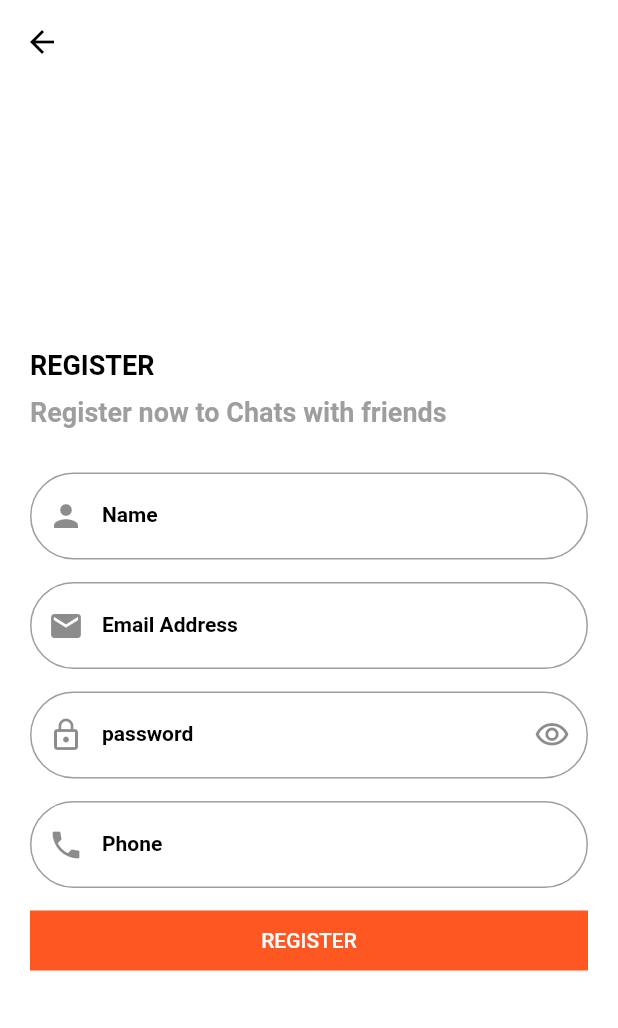
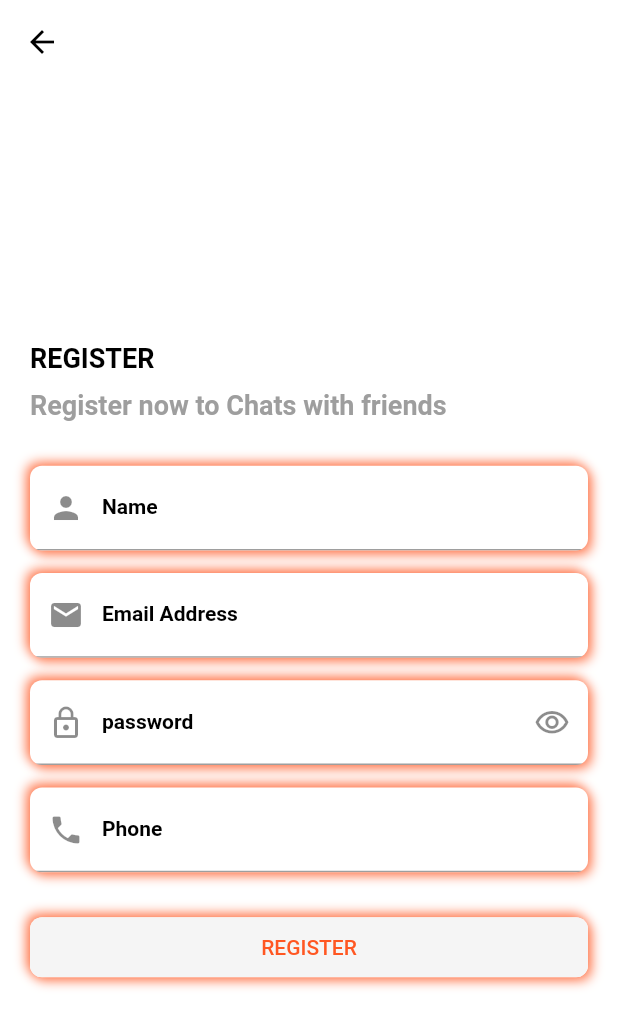
Before and after one commit to mahmoudradwan11/multikart, a Flutter app: the screen it shows after launch, after a tap on "LOGIN", after a tap on "REGISTER", on a phone screen of 412 x 824 dp. Shown: the top 1028 px of the screen. Run offline on Flutter 3.47's test engine with Material 2 defaults, Android fonts, the light colour scheme and no system bars; drawn by our look-alikes of flutter_neumorphic; our stand-ins replace animated_splash_screen, bloc, cloud_firestore, firebase_auth, firebase_core, flutter_bloc and 4 more; accounts and stored records are empty; network calls fail.

Commit message:
version 24

```diff
--- a/lib/modules/login/login.dart
+++ b/lib/modules/login/login.dart
@@ -1,9 +1,11 @@
 import 'package:flutter/material.dart';
 import 'package:flutter_bloc/flutter_bloc.dart';
+import 'package:flutter_neumorphic/flutter_neumorphic.dart';
 import 'package:multikart/layout/layout.dart';
 import 'package:multikart/modules/register/register.dart';
 import 'package:multikart/shared/components/components.dart';
 import 'package:multikart/shared/network/local/cache_helper.dart';
+import 'package:multikart/shared/styles/colors.dart';
 
 import 'cubit/cubit.dart';
 import 'cubit/state.dart';
@@ -15,20 +17,19 @@ class LoginScreen extends StatelessWidget {
   var passwordController = TextEditingController();
   @override
   Widget build(BuildContext context) {
-    return BlocProvider(create:(context)=>LoginCubit(),
-        child: BlocConsumer<LoginCubit,LoginState>(
-            listener:(context,state){
-              if(state is LoginSuccessState){
+    return BlocProvider(
+        create: (context) => LoginCubit(),
+        child: BlocConsumer<LoginCubit, LoginState>(listener: (context, state) {
+          if (state is LoginSuccessState) {
             CacheHelper.saveData(
-                  key:'uId',
-                  value:state.uid,
-                ).then((value){
+              key: 'uId',
+              value: state.uid,
+            ).then((value) {
               showToast('Login Successfully', ToastStates.SUCCESS);
-                  navigateAndFinish(context,const Layout());
+              navigateAndFinish(context, const Layout());
             });
           }
-            },
-            builder:(context,state){
+        }, builder: (context, state) {
           var cubit = LoginCubit.get(context);
           return Scaffold(
             appBar: AppBar(),
@@ -41,10 +42,11 @@ class LoginScreen extends StatelessWidget {
                     child: Column(
                       crossAxisAlignment: CrossAxisAlignment.start,
                       children: [
-                            Text(
-                                'LOGIN',
-                                style: Theme.of(context).textTheme.bodyText1!.copyWith(fontSize: 30)
-                            ),
+                        Text('LOGIN',
+                            style: Theme.of(context)
+                                .textTheme
+                                .bodyText1!
+                                .copyWith(fontSize: 30)),
                         const SizedBox(
                           height: 10,
                         ),
@@ -56,7 +58,18 @@ class LoginScreen extends StatelessWidget {
                         const SizedBox(
                           height: 30,
                         ),
-                            textField(
+                        Container(
+                          decoration: BoxDecoration(
+                            borderRadius: BorderRadius.circular(30),
+                          ),
+                          child: Neumorphic(
+                            style: const NeumorphicStyle(
+                              depth: 5,
+                              shadowLightColor: defaultColor,
+                              shadowDarkColor: defaultColor,
+                              color: Colors.white,
+                            ),
+                            child: textField(
                               labelStyle: Theme.of(context).textTheme.subtitle1,
                               show: false,
                               controller: emailController,
@@ -70,10 +83,23 @@ class LoginScreen extends StatelessWidget {
                               label: 'Email Address',
                               prefix: Icons.email_outlined,
                             ),
+                          ),
+                        ),
                         const SizedBox(
-                              height: 15.0,
+                          height: 25.0,
                         ),
-                            textField(
+                        Container(
+                          decoration: BoxDecoration(
+                            borderRadius: BorderRadius.circular(30),
+                          ),
+                          child: Neumorphic(
+                            style: const NeumorphicStyle(
+                              depth: 5,
+                              shadowLightColor: defaultColor,
+                              shadowDarkColor: defaultColor,
+                              color: Colors.white,
+                            ),
+                            child: textField(
                               labelStyle: Theme.of(context).textTheme.subtitle1,
                               show: cubit.passwordShow,
                               suffix: cubit.suffixIcon,
@@ -91,25 +117,36 @@ class LoginScreen extends StatelessWidget {
                               label: 'password',
                               prefix: Icons.lock_outline,
                             ),
+                          ),
+                        ),
                         const SizedBox(
-                              height: 15,
+                          height: 30,
                         ),
-                            if(state is LoadingLogin)
+                        if (state is LoadingLogin)
                           const LinearProgressIndicator(),
                         const SizedBox(
-                              height: 2,
+                          height: 10,
                         ),
-                            defButton(
-                                function: (){
+                        Neumorphic(
+                          style: const NeumorphicStyle(
+                            depth: 5,
+                            shadowLightColor: defaultColor,
+                            shadowDarkColor: defaultColor,
+                            color: Colors.white,
+                          ),
+                          child: defButton(
+                            function: () {
                               if (formKey.currentState!.validate()) {
                                 cubit.loginUser(
                                     email: emailController.text,
-                                        password: passwordController.text
-                                    );
+                                    password: passwordController.text);
                               }
                             },
                             text: 'LOGIN',
-                                isUpper: true
+                            color: defaultColor,
+                            isUpper: true,
+                            background: Colors.grey[100],
+                          ),
                         ),
                         const SizedBox(
                           height: 15,
@@ -117,7 +154,10 @@ class LoginScreen extends StatelessWidget {
                         Row(
                           mainAxisAlignment: MainAxisAlignment.center,
                           children: [
-                                Text('Don\'t have an Account?',style: Theme.of(context).textTheme.subtitle1,),
+                            Text(
+                              'Don\'t have an Account?',
+                              style: Theme.of(context).textTheme.subtitle1,
+                            ),
                             textButton(
                                 text: 'Register ',
                                 function: () {
@@ -150,8 +190,6 @@ class LoginScreen extends StatelessWidget {
               ),
             ),
           );
-            }
-        )
-    );
+        }));
   }
 }
--- a/lib/modules/register/register.dart
+++ b/lib/modules/register/register.dart
@@ -1,7 +1,9 @@
 import 'package:flutter/material.dart';
 import 'package:flutter_bloc/flutter_bloc.dart';
+import 'package:flutter_neumorphic/flutter_neumorphic.dart';
 import 'package:multikart/layout/layout.dart';
 import 'package:multikart/shared/components/components.dart';
+import 'package:multikart/shared/styles/colors.dart';
 import 'cubit/cubit.dart';
 import 'cubit/states.dart';
 
@@ -15,16 +17,15 @@ class RegisterScreen extends StatelessWidget {
   @override
   Widget build(BuildContext context) {
     return BlocProvider(
-      create:(context)=>RegisterCubit(),
-      child: BlocConsumer<RegisterCubit,RegisterStates>(
-        listener:(context,state){
-          if(state is CreateUserSuccessState)
-          {
-            navigateAndFinish(context,const Layout());
+      create: (context) => RegisterCubit(),
+      child: BlocConsumer<RegisterCubit, RegisterStates>(
+        listener: (context, state) {
+          if (state is CreateUserSuccessState) {
+            navigateAndFinish(context, const Layout());
             showToast('User Created Successfully', ToastStates.SUCCESS);
           }
         },
-        builder:(context,state){
+        builder: (context, state) {
           RegisterCubit cubit = RegisterCubit.get(context);
           return Scaffold(
             appBar: AppBar(),
@@ -37,11 +38,8 @@ class RegisterScreen extends StatelessWidget {
                     child: Column(
                       crossAxisAlignment: CrossAxisAlignment.start,
                       children: [
-                        Text(
-                            'REGISTER',
-                            style:
-                            Theme.of(context).textTheme.bodyText1
-                        ),
+                        Text('REGISTER',
+                            style: Theme.of(context).textTheme.bodyText1),
                         const SizedBox(
                           height: 10,
                         ),
@@ -53,7 +51,18 @@ class RegisterScreen extends StatelessWidget {
                         const SizedBox(
                           height: 30,
                         ),
-                        textField(
+                        Container(
+                          decoration: BoxDecoration(
+                            borderRadius: BorderRadius.circular(30),
+                          ),
+                          child: Neumorphic(
+                            style: const NeumorphicStyle(
+                              depth: 5,
+                              shadowLightColor: defaultColor,
+                              shadowDarkColor: defaultColor,
+                              color: Colors.white,
+                            ),
+                            child: textField(
                               labelStyle: Theme.of(context).textTheme.subtitle1,
                               show: false,
                               controller: nameController,
@@ -67,10 +76,23 @@ class RegisterScreen extends StatelessWidget {
                               label: 'Name',
                               prefix: Icons.person,
                             ),
+                          ),
+                        ),
                         const SizedBox(
                           height: 15.0,
                         ),
-                        textField(
+                        Container(
+                          decoration: BoxDecoration(
+                            borderRadius: BorderRadius.circular(30),
+                          ),
+                          child: Neumorphic(
+                            style: const NeumorphicStyle(
+                              depth: 5,
+                              shadowLightColor: defaultColor,
+                              shadowDarkColor: defaultColor,
+                              color: Colors.white,
+                            ),
+                            child: textField(
                               labelStyle: Theme.of(context).textTheme.subtitle1,
                               show: false,
                               controller: emailController,
@@ -84,14 +106,27 @@ class RegisterScreen extends StatelessWidget {
                               label: 'Email Address',
                               prefix: Icons.email,
                             ),
+                          ),
+                        ),
                         const SizedBox(
                           height: 15.0,
                         ),
-                        textField(
+                        Container(
+                          decoration: BoxDecoration(
+                            borderRadius: BorderRadius.circular(30),
+                          ),
+                          child: Neumorphic(
+                            style: const NeumorphicStyle(
+                              depth: 5,
+                              shadowLightColor: defaultColor,
+                              shadowDarkColor: defaultColor,
+                              color: Colors.white,
+                            ),
+                            child: textField(
                               labelStyle: Theme.of(context).textTheme.subtitle1,
                               show: cubit.isPassword,
                               suffix: cubit.suffix,
-                          suffixPress:(){
+                              suffixPress: () {
                                 cubit.changePasswordVisibility();
                               },
                               controller: passwordController,
@@ -105,10 +140,23 @@ class RegisterScreen extends StatelessWidget {
                               label: 'password',
                               prefix: Icons.lock_outline,
                             ),
+                          ),
+                        ),
                         const SizedBox(
                           height: 15,
                         ),
-                        textField(
+                        Container(
+                          decoration: BoxDecoration(
+                            borderRadius: BorderRadius.circular(30),
+                          ),
+                          child: Neumorphic(
+                            style: const NeumorphicStyle(
+                              depth: 5,
+                              shadowLightColor: defaultColor,
+                              shadowDarkColor: defaultColor,
+                              color: Colors.white,
+                            ),
+                            child: textField(
                               labelStyle: Theme.of(context).textTheme.subtitle1,
                               show: false,
                               controller: phoneController,
@@ -122,12 +170,21 @@ class RegisterScreen extends StatelessWidget {
                               label: 'Phone',
                               prefix: Icons.phone,
                             ),
+                          ),
+                        ),
                         const SizedBox(
-                          height: 15.0,
+                          height: 30.0,
                         ),
-                        if(state is RegisterLoad)
+                        if (state is RegisterLoad)
                           const LinearProgressIndicator(),
-                        defButton(
+                        Neumorphic(
+                          style: const NeumorphicStyle(
+                            depth: 5,
+                            shadowLightColor: defaultColor,
+                            shadowDarkColor: defaultColor,
+                            color: Colors.white,
+                          ),
+                          child: defButton(
                             function: () {
                               if (formKey.currentState!.validate()) {
                                 cubit.userRegister(
@@ -139,7 +196,10 @@ class RegisterScreen extends StatelessWidget {
                               }
                             },
                             text: 'register',
-                            isUpper: true
+                            isUpper: true,
+                            background: Colors.grey[100],
+                            color: defaultColor,
+                          ),
                         ),
                       ],
                     ),
--- a/lib/shared/components/components.dart
+++ b/lib/shared/components/components.dart
@@ -62,10 +62,10 @@ Widget textField({
       decoration: InputDecoration(
         labelText: label,
         labelStyle: labelStyle,
-        border: OutlineInputBorder(
-          borderSide: const BorderSide(color: defaultColor),
-          borderRadius: BorderRadius.circular(30),
-        ),
+        //border: OutlineInputBorder(),
+        //   borderSide: const BorderSide(color: defaultColor),
+        //   borderRadius: BorderRadius.circular(30),
+        // ),
         prefixIcon: Icon(
           prefix,
         ),
@@ -93,6 +93,7 @@ Widget defButton({
   double heigth = 40.0,
   var background = defaultColor,
   bool isUpper = true,
+  var color = Colors.white,
   required var function,
   required String text,
 }) =>
@@ -107,8 +108,8 @@ Widget defButton({
         onPressed: function,
         child: Text(
           isUpper ? text.toUpperCase() : text,
-          style: const TextStyle(
-            color: Colors.white,
+          style: TextStyle(
+            color: color,
           ),
         ),
       ),
--- a/pubspec.yaml
+++ b/pubspec.yaml
@@ -46,6 +46,7 @@ dependencies:
   fluttertoast: ^8.0.9
   sqflite: ^2.0.3+1
   animated_splash_screen: ^1.3.0
+  flutter_neumorphic: ^3.2.0
 
   # The following adds the Cupertino Icons font to your application.
   # Use with the CupertinoIcons class for iOS style icons.
```
Also changed, not shown: pubspec.lock. Lines whose indentation alone changed are shown as unchanged.
